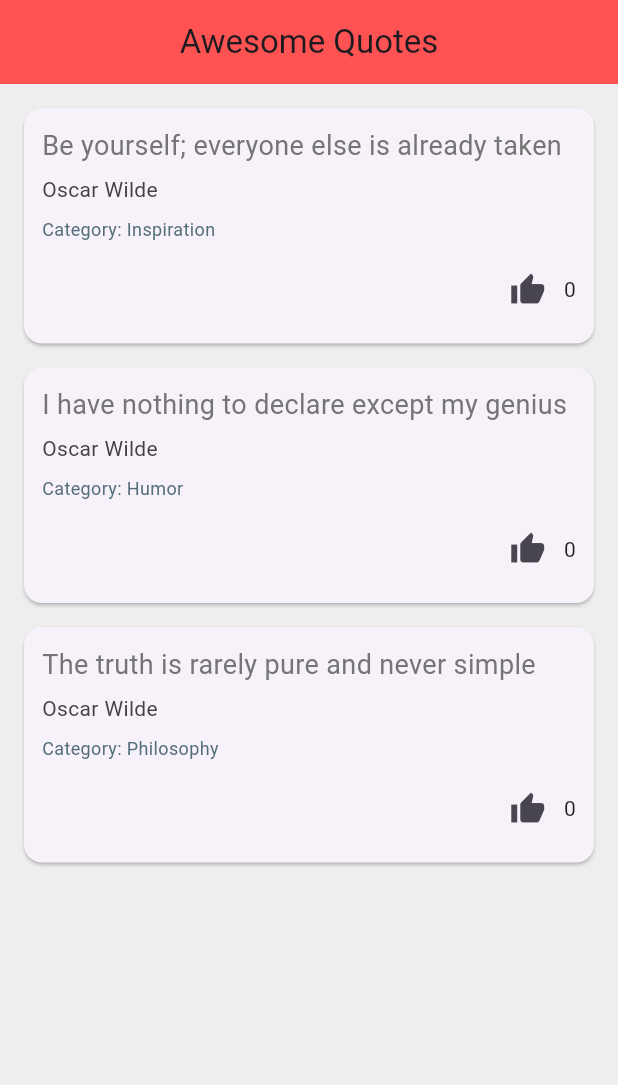
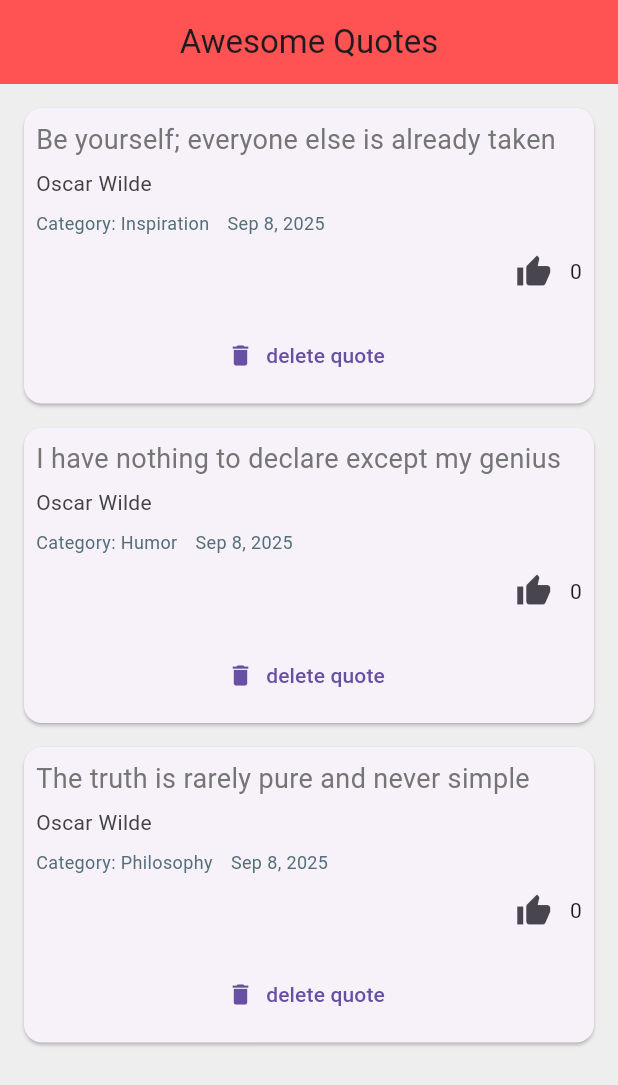
Before and after one commit to nsamol13/Net-Ninja-Quote-Lab-Part-1, a Flutter app: the screen it shows after launch, on a phone screen of 412 x 824 dp. Shown: the top 1085 px of the screen. Run offline on Flutter 3.47's test engine with Material 3 defaults, Android fonts, the phone set to English and light mode, and no system bars.

Commit message:
Project part 2

```diff
--- a/net_ninja_quote/lib/main.dart
+++ b/net_ninja_quote/lib/main.dart
@@ -29,6 +29,33 @@ class _QuoteListState extends State<QuoteList> {
     });
   }
 
+  Future<void> _confirmAndDelete(Quote quote) async {
+    final ok = await showDialog<bool>(
+      context: context,
+      builder: (_) => AlertDialog(
+        title: const Text('Delete quote?'),
+        content: const Text('This cannot be undone.'),
+        actions: [
+          TextButton(
+            onPressed: () => Navigator.pop(context, false),
+            child: const Text('Cancel'),
+          ),
+          ElevatedButton(
+            onPressed: () => Navigator.pop(context, true),
+            child: const Text('Delete'),
+          ),
+        ],
+      ),
+    ) ??
+        false;
+
+    if (ok) {
+      setState(() {
+        quotes.remove(quote);
+      });
+    }
+  }
+
   @override
   Widget build(BuildContext context) {
     return Scaffold(
@@ -39,7 +66,11 @@ class _QuoteListState extends State<QuoteList> {
         backgroundColor: Colors.redAccent,
       ),
       body: Column(
-        children: quotes.map((quote) => QuoteCard(quote: quote, onLike: () => _incrementLikes(quote),)).toList(),
+        children: quotes.map((quote) => QuoteCard(
+          quote: quote,
+          delete: () => _confirmAndDelete(quote),
+          onLike: () => _incrementLikes(quote),
+        )).toList(),
       )
     );
   }
--- a/net_ninja_quote/lib/quote.dart
+++ b/net_ninja_quote/lib/quote.dart
@@ -2,16 +2,17 @@ class Quote {
 
   String text;
   String author;
-
   String category;
+  DateTime createdAt;
   int likes;
 
   Quote({
     required this.text,
     required this.author,
     this.category = 'General',
+    DateTime? createdAt,
     this.likes = 0,
-  });
+  })  : createdAt = createdAt ?? DateTime.now();
 }
 
 Quote myquote = Quote(text: 'this is the quote text', author: 'oscar wilde');
--- a/net_ninja_quote/lib/quote_card.dart
+++ b/net_ninja_quote/lib/quote_card.dart
@@ -1,24 +1,26 @@
 import 'package:flutter/material.dart';
 import 'quote.dart';
+import 'package:intl/intl.dart';
 
 class QuoteCard extends StatelessWidget {
 
   final Quote quote;
-
   final VoidCallback onLike;
+  final VoidCallback delete;
 
   const QuoteCard({
   super.key,
-  required this.quote,
-  required this.onLike,
+  required this.quote, required this.delete, required this.onLike,
   });
 
   @override
   Widget build(BuildContext context) {
+    final dateStr = DateFormat('MMM d, yyyy').format(quote.createdAt);
+
     return Card(
       margin: EdgeInsets.fromLTRB(16.0, 16.0, 16.0, 0.0),
       child: Padding(
-        padding: const EdgeInsets.all(12.0),
+        padding: const EdgeInsets.all(8.0),
         child: Column(
           crossAxisAlignment: CrossAxisAlignment.stretch,
           children: <Widget>[
@@ -38,6 +40,8 @@ class QuoteCard extends StatelessWidget {
               ),
             ),
             const SizedBox(height: 8.0),
+            Row(
+              children: [
                 Text(
                   'Category: ${quote.category}',
                   style: TextStyle(
@@ -45,7 +49,16 @@ class QuoteCard extends StatelessWidget {
                     color: Colors.blueGrey[600],
                   ),
                 ),
-            SizedBox(height: 8.0),
+                const SizedBox(width: 12),
+                Text(
+                  dateStr,
+                  style: TextStyle(
+                    fontSize: 12.0,
+                    color: Colors.blueGrey[600],
+                  ),
+                ),
+              ],
+            ),
             Row(
               mainAxisAlignment: MainAxisAlignment.end,
               children: [
@@ -56,6 +69,12 @@ class QuoteCard extends StatelessWidget {
                 Text('${quote.likes}'),
               ],
             ),
+            SizedBox(height: 8.0),
+            TextButton.icon(
+              onPressed: delete,
+              label: Text('delete quote'),
+              icon: Icon(Icons.delete),
+            )
           ],
         ),
       ),
--- a/net_ninja_quote/pubspec.yaml
+++ b/net_ninja_quote/pubspec.yaml
@@ -34,6 +34,7 @@ dependencies:
   # The following adds the Cupertino Icons font to your application.
   # Use with the CupertinoIcons class for iOS style icons.
   cupertino_icons: ^1.0.8
+  intl: ^0.20.2
 
 dev_dependencies:
   flutter_test:
```
Also changed, not shown: net_ninja_quote/pubspec.lock. Lines whose indentation alone changed are shown as unchanged.
